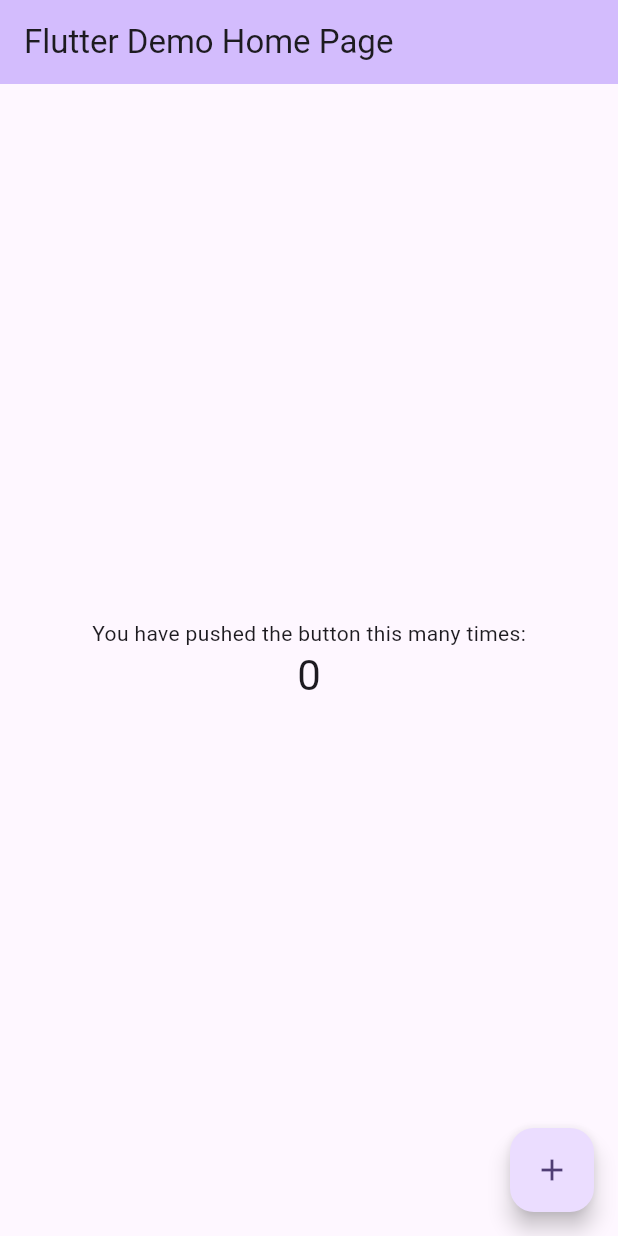
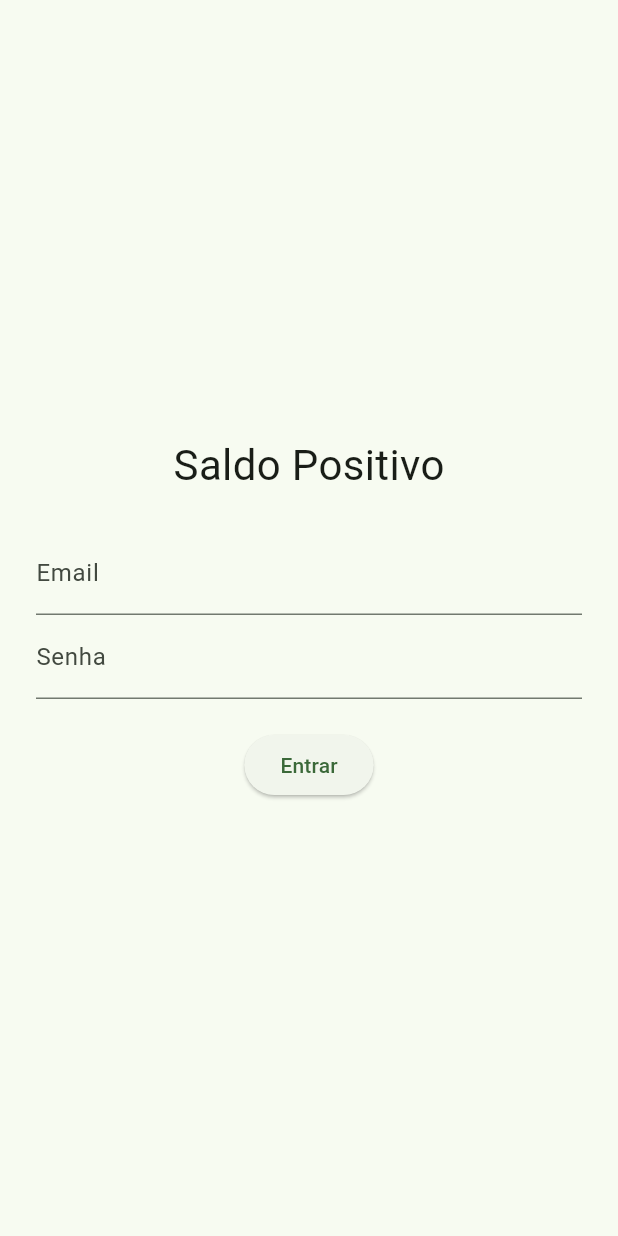
Before and after one commit to Lucas-Passos/saldo_positivo, a Flutter app: the screen it shows after launch, on a phone screen of 412 x 824 dp. Run offline on Flutter 3.47's test engine with Material 3 defaults, Android fonts, the phone set to English and light mode, and no system bars; our stand-ins replace hive, hive_flutter; accounts and stored records are empty.

Commit message:
feat: Implement Hive data source for managing receitas and despesas
- Added HiveDataSource class for CRUD operations on receitas and despesas.
- Created Receita and Despesa models with Hive type adapters.
- Developed forms for adding receitas and despesas.
- Implemented screens for displaying receitas, despesas, and saldo.
- Updated pubspec.yaml to include necessary dependencies for Hive and Flutter.

```diff
--- a/lib/main.dart
+++ b/lib/main.dart
@@ -1,122 +1,29 @@
 import 'package:flutter/material.dart';
+import 'package:hive_flutter/hive_flutter.dart';
+import 'screens/login_screen.dart';
+import 'screens/home_screen.dart';
 
-void main() {
-  runApp(const MyApp());
+void main() async {
+  WidgetsFlutterBinding.ensureInitialized();
+  await Hive.initFlutter();
+  await Hive.openBox('saldo_positivo');
+  runApp(const SaldoPositivoApp());
 }
 
-class MyApp extends StatelessWidget {
-  const MyApp({super.key});
+class SaldoPositivoApp extends StatelessWidget {
+  const SaldoPositivoApp({super.key});
 
-  // This widget is the root of your application.
   @override
   Widget build(BuildContext context) {
     return MaterialApp(
-      title: 'Flutter Demo',
+      title: 'Saldo Positivo',
       theme: ThemeData(
-        // This is the theme of your application.
-        //
-        // TRY THIS: Try running your application with "flutter run". You'll see
-        // the application has a purple toolbar. Then, without quitting the app,
-        // try changing the seedColor in the colorScheme below to Colors.green
-        // and then invoke "hot reload" (save your changes or press the "hot
-        // reload" button in a Flutter-supported IDE, or press "r" if you used
-        // the command line to start the app).
-        //
-        // Notice that the counter didn't reset back to zero; the application
-        // state is not lost during the reload. To reset the state, use hot
-        // restart instead.
-        //
-        // This works for code too, not just values: Most code changes can be
-        // tested with just a hot reload.
-        colorScheme: ColorScheme.fromSeed(seedColor: Colors.deepPurple),
+        colorScheme: ColorScheme.fromSeed(seedColor: Colors.green),
+        useMaterial3: true,
       ),
-      home: const MyHomePage(title: 'Flutter Demo Home Page'),
+      debugShowCheckedModeBanner: false,
+      home: const LoginScreen(),
+      routes: {'/home': (_) => const HomeScreen()},
     );
   }
 }
-
-class MyHomePage extends StatefulWidget {
-  const MyHomePage({super.key, required this.title});
-
-  // This widget is the home page of your application. It is stateful, meaning
-  // that it has a State object (defined below) that contains fields that affect
-  // how it looks.
-
-  // This class is the configuration for the state. It holds the values (in this
-  // case the title) provided by the parent (in this case the App widget) and
-  // used by the build method of the State. Fields in a Widget subclass are
-  // always marked "final".
-
-  final String title;
-
-  @override
-  State<MyHomePage> createState() => _MyHomePageState();
-}
-
-class _MyHomePageState extends State<MyHomePage> {
-  int _counter = 0;
-
-  void _incrementCounter() {
-    setState(() {
-      // This call to setState tells the Flutter framework that something has
-      // changed in this State, which causes it to rerun the build method below
-      // so that the display can reflect the updated values. If we changed
-      // _counter without calling setState(), then the build method would not be
-      // called again, and so nothing would appear to happen.
-      _counter++;
-    });
-  }
-
-  @override
-  Widget build(BuildContext context) {
-    // This method is rerun every time setState is called, for instance as done
-    // by the _incrementCounter method above.
-    //
-    // The Flutter framework has been optimized to make rerunning build methods
-    // fast, so that you can just rebuild anything that needs updating rather
-    // than having to individually change instances of widgets.
-    return Scaffold(
-      appBar: AppBar(
-        // TRY THIS: Try changing the color here to a specific color (to
-        // Colors.amber, perhaps?) and trigger a hot reload to see the AppBar
-        // change color while the other colors stay the same.
-        backgroundColor: Theme.of(context).colorScheme.inversePrimary,
-        // Here we take the value from the MyHomePage object that was created by
-        // the App.build method, and use it to set our appbar title.
-        title: Text(widget.title),
-      ),
-      body: Center(
-        // Center is a layout widget. It takes a single child and positions it
-        // in the middle of the parent.
-        child: Column(
-          // Column is also a layout widget. It takes a list of children and
-          // arranges them vertically. By default, it sizes itself to fit its
-          // children horizontally, and tries to be as tall as its parent.
-          //
-          // Column has various properties to control how it sizes itself and
-          // how it positions its children. Here we use mainAxisAlignment to
-          // center the children vertically; the main axis here is the vertical
-          // axis because Columns are vertical (the cross axis would be
-          // horizontal).
-          //
-          // TRY THIS: Invoke "debug painting" (choose the "Toggle Debug Paint"
-          // action in the IDE, or press "p" in the console), to see the
-          // wireframe for each widget.
-          mainAxisAlignment: MainAxisAlignment.center,
-          children: <Widget>[
-            const Text('You have pushed the button this many times:'),
-            Text(
-              '$_counter',
-              style: Theme.of(context).textTheme.headlineMedium,
-            ),
-          ],
-        ),
-      ),
-      floatingActionButton: FloatingActionButton(
-        onPressed: _incrementCounter,
-        tooltip: 'Increment',
-        child: const Icon(Icons.add),
-      ), // This trailing comma makes auto-formatting nicer for build methods.
-    );
-  }
-}
--- /dev/null
+++ b/lib/screens/login_screen.dart
@@ -0,0 +1,47 @@
+import 'package:flutter/material.dart';
+
+class LoginScreen extends StatefulWidget {
+  const LoginScreen({super.key});
+
+  @override
+  State<LoginScreen> createState() => _LoginScreenState();
+}
+
+class _LoginScreenState extends State<LoginScreen> {
+  final _emailController = TextEditingController();
+  final _senhaController = TextEditingController();
+
+  void _login() {
+    // Login simples (sem backend, apenas navegação)
+    Navigator.pushReplacementNamed(context, '/home');
+  }
+
+  @override
+  Widget build(BuildContext context) {
+    return Scaffold(
+      body: Padding(
+        padding: const EdgeInsets.all(24),
+        child: Center(
+          child: Column(
+            mainAxisAlignment: MainAxisAlignment.center,
+            children: [
+              const Text('Saldo Positivo', style: TextStyle(fontSize: 28)),
+              const SizedBox(height: 24),
+              TextField(
+                controller: _emailController,
+                decoration: const InputDecoration(labelText: 'Email'),
+              ),
+              TextField(
+                controller: _senhaController,
+                decoration: const InputDecoration(labelText: 'Senha'),
+                obscureText: true,
+              ),
+              const SizedBox(height: 20),
+              ElevatedButton(onPressed: _login, child: const Text('Entrar')),
+            ],
+          ),
+        ),
+      ),
+    );
+  }
+}
--- /dev/null
+++ b/lib/widgets/saldo_card.dart
@@ -0,0 +1,30 @@
+import 'package:flutter/material.dart';
+
+class SaldoCard extends StatelessWidget {
+  final double saldo;
+  const SaldoCard({super.key, required this.saldo});
+
+  @override
+  Widget build(BuildContext context) {
+    return Card(
+      margin: const EdgeInsets.all(20),
+      child: Padding(
+        padding: const EdgeInsets.all(24),
+        child: Column(
+          mainAxisSize: MainAxisSize.min,
+          children: [
+            const Text('Saldo Atual', style: TextStyle(fontSize: 20)),
+            Text(
+              'R\$ ${saldo.toStringAsFixed(2)}',
+              style: TextStyle(
+                fontSize: 32,
+                color: saldo >= 0 ? Colors.green : Colors.red,
+                fontWeight: FontWeight.bold,
+              ),
+            ),
+          ],
+        ),
+      ),
+    );
+  }
+}
```
Also changed, not shown: lib/datasource/hive_datasource.dart (added, +41 -0 lines), lib/models/despesa.dart (added, +24 -0 lines), lib/models/receita.dart (added, +24 -0 lines), lib/screens/despesa_screen.dart (added, +47 -0 lines), lib/screens/home_screen.dart (added, +55 -0 lines), lib/screens/receita_screen.dart (added, +47 -0 lines), lib/screens/resultado_screen.dart (added, +13 -0 lines), lib/widgets/form_despesa.dart (added, +78 -0 lines), lib/widgets/form_receita.dart (added, +76 -0 lines), pubspec.yaml (+8 -0 lines), lib/models/despesa.g.dart (added), lib/models/receita.g.dart (added), pubspec.lock, 1 other file.
